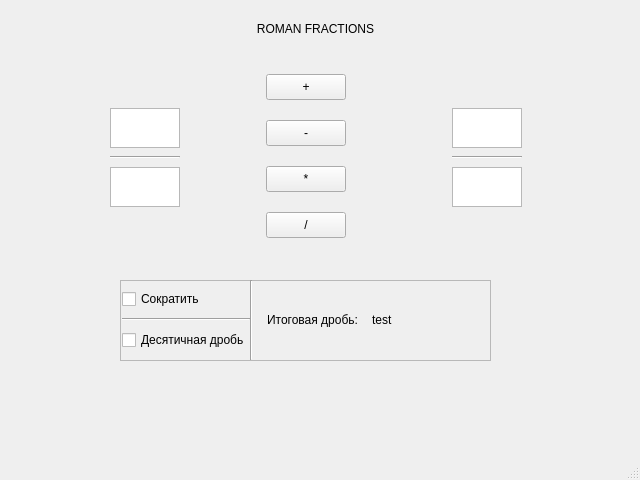
Tsettaro/roman-fraction, file mainwindow.ui: the form before one commit.
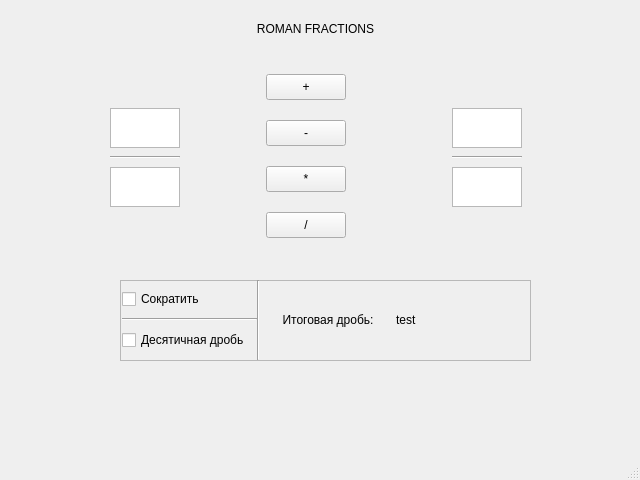
The form after the commit. Icons and pictures are not drawn.

```diff
--- a/mainwindow.ui
+++ b/mainwindow.ui
@@ -315,7 +315,7 @@
      <rect>
       <x>120</x>
       <y>280</y>
-      <width>371</width>
+      <width>411</width>
       <height>81</height>
      </rect>
     </property>
@@ -330,7 +330,7 @@
       <rect>
        <x>0</x>
        <y>0</y>
-       <width>371</width>
+       <width>411</width>
        <height>80</height>
       </rect>
      </property>
```
